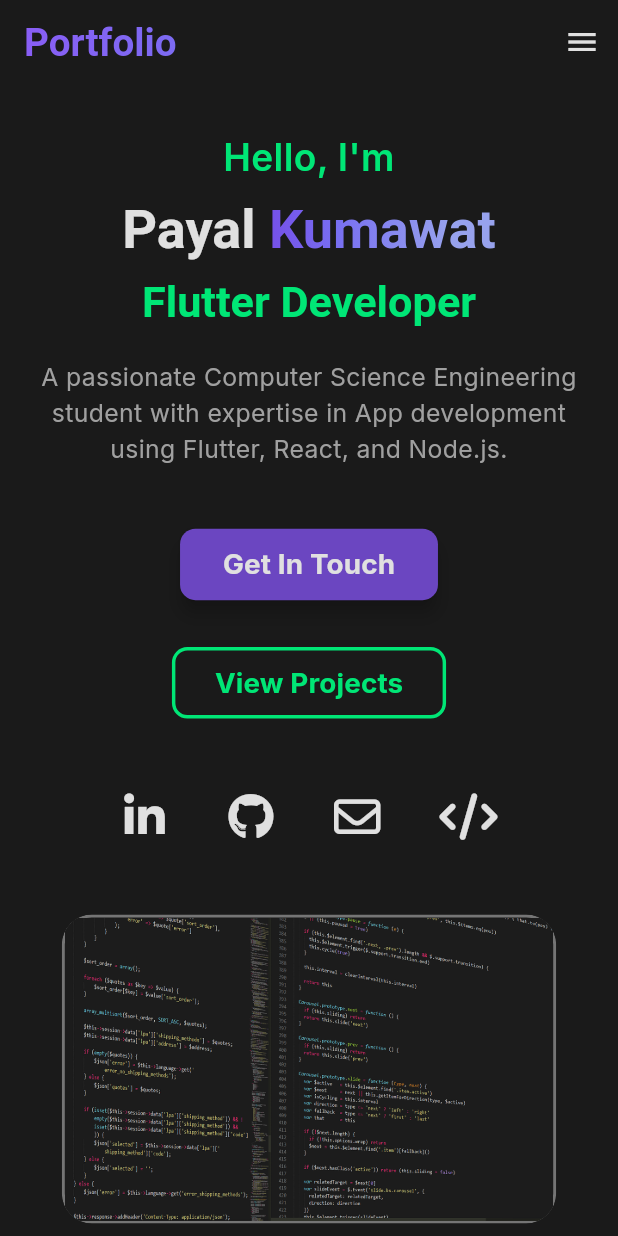
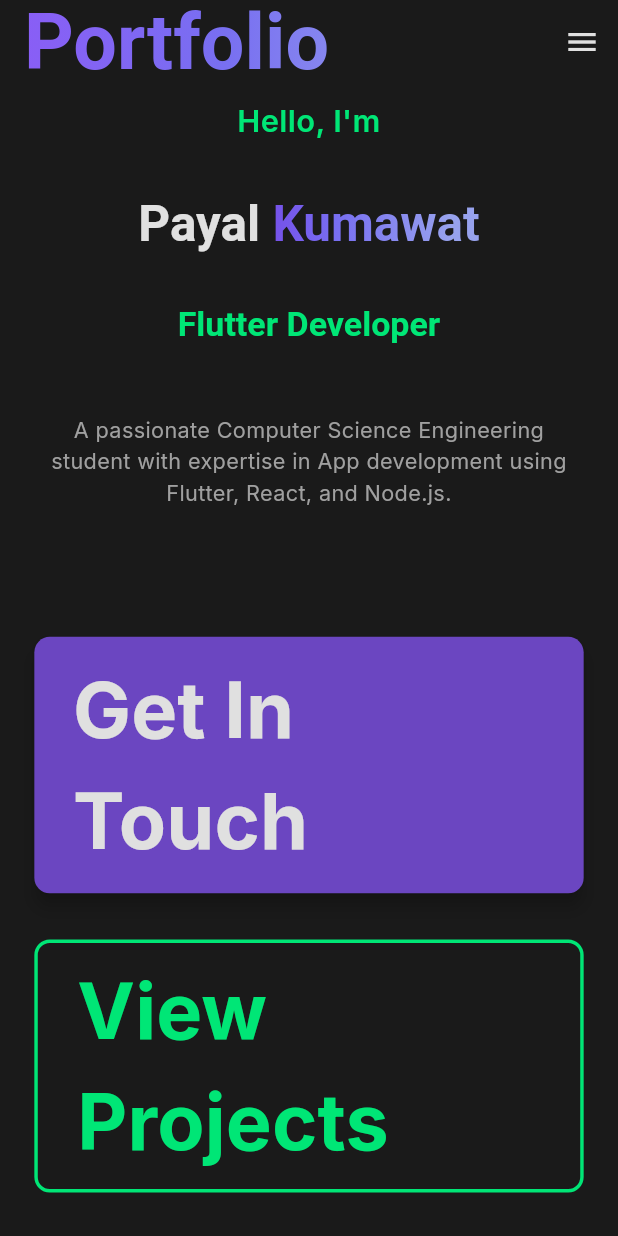
Before and after one commit to PayalKmt/my_portfolio, a Flutter app: the screen it shows after launch, on a phone screen of 412 x 824 dp. Run offline on Flutter 3.47's test engine with Material 3 defaults, Android fonts, the phone set to English and light mode, and no system bars; drawn by our look-alikes of animated_text_kit; our stand-ins replace flutter_screenutil, font_awesome_flutter, get, google_fonts; network calls fail.

Commit message:
upadted ui of drawer and about section according to mobile size

```diff
--- a/lib/app/modules/home/views/home_view.dart
+++ b/lib/app/modules/home/views/home_view.dart
@@ -34,7 +34,7 @@ class HomeView extends GetView<HomeController> {
                   text: TextSpan(
                     text: 'Portfolio',
                     style: TextStyle(
-                      fontSize: 25.sp,
+                      fontSize: 50.sp,
                       fontWeight: FontWeight.bold,
                         foreground: Paint()
                           ..shader = LinearGradient(
@@ -76,7 +76,7 @@ class HomeView extends GetView<HomeController> {
               key: controller.homeKey, // Assign GlobalKey
               padding: EdgeInsets.symmetric(
                 horizontal: isMobile ? 20.w : 80.w,
-                vertical: isMobile ? 30.h : 80.h,
+                vertical: isMobile ? 10.h : 80.h,
               ),
               child: Flex(
                 direction: isMobile ? Axis.vertical : Axis.horizontal,
@@ -99,13 +99,13 @@ class HomeView extends GetView<HomeController> {
                           "Hello, I'm",
                           style: TextStyle(
                             color: AppColors.secondaryColor,
-                            fontSize: isMobile ? 24.sp : 38.sp,
+                            fontSize: isMobile ? Get.width * 0.05 : 38.sp,
                             fontWeight: FontWeight.w600,
                           ),
                           textAlign:
                               isMobile ? TextAlign.center : TextAlign.left,
                         ),
-                        SizedBox(height: 10.h),
+                        SizedBox(height: 30.w),
                         RichText(
                           text: TextSpan(
                             children: [
@@ -113,14 +113,14 @@ class HomeView extends GetView<HomeController> {
                                 text: "Payal ",
                                 style: TextStyle(
                                   color: AppColors.textColor,
-                                  fontSize: isMobile ? 35.sp : 85.sp,
+                                  fontSize: isMobile ? Get.width * 0.08 : 85.sp,
                                   fontWeight: FontWeight.bold,
                                 ),
                               ),
                               TextSpan(
                                 text: "Kumawat",
                                 style: TextStyle(
-                                  fontSize: isMobile ? 35.sp : 85.sp,
+                                  fontSize: isMobile ? Get.width * 0.08 : 85.sp,
                                   fontWeight: FontWeight.bold,
                                   foreground: Paint()
                                     ..shader = LinearGradient(
@@ -139,11 +139,11 @@ class HomeView extends GetView<HomeController> {
                           textAlign:
                               isMobile ? TextAlign.center : TextAlign.left,
                         ),
-                        SizedBox(height: 10.h),
+                        SizedBox(height: 30.w),
                         DefaultTextStyle(
                           style: TextStyle(
                             color: AppColors.secondaryColor,
-                            fontSize: isMobile ? 28.sp : 45.sp,
+                            fontSize: isMobile ? Get.width * 0.055 : 45.sp,
                             fontWeight: FontWeight.w700
                           ),
                           textAlign: isMobile ? TextAlign.center : TextAlign.left,
@@ -156,17 +156,17 @@ class HomeView extends GetView<HomeController> {
                             ],
                           ),
                         ),
-                        SizedBox(height: 20.h),
+                        SizedBox(height: 40.w),
                         Text(
                           "A passionate Computer Science Engineering student with expertise in App development using Flutter, React, and Node.js.",
                           style: TextStyle(
                             color: AppColors.textLightColor,
-                            fontSize: isMobile ? 16.sp : 25.sp,
+                            fontSize: isMobile ? Get.width * 0.035 : 25.sp,
                           ),
                           textAlign:
                               isMobile ? TextAlign.center : TextAlign.left,
                         ),
-                        SizedBox(height: 40.h),
+                        SizedBox(height: isMobile ? 75.w : 40.h),
                         // Action Buttons
                         Wrap(
                           spacing: 30.w,
@@ -183,8 +183,8 @@ class HomeView extends GetView<HomeController> {
                               style: ElevatedButton.styleFrom(
                                 backgroundColor: AppColors.buttonColor,
                                 padding: EdgeInsets.symmetric(
-                                  horizontal: isMobile ? 25.w :38.h,
-                                  vertical: isMobile ? 10.h : 24.w,
+                                  horizontal: isMobile ? 25.h :38.h,
+                                  vertical: isMobile ? 10.w : 24.w,
                                 ),
                                 shape: RoundedRectangleBorder(
                                   borderRadius: BorderRadius.circular(10.r),
@@ -195,7 +195,7 @@ class HomeView extends GetView<HomeController> {
                                 'Get In Touch',
                                 style: TextStyle(
                                   color: AppColors.textColor,
-                                  fontSize: isMobile ? 18.sp : 25.sp,
+                                  fontSize: isMobile ? 50.sp : 25.sp,
                                   fontWeight: FontWeight.bold,
                                 ),
                               ),
@@ -221,14 +221,14 @@ class HomeView extends GetView<HomeController> {
                                 'View Projects',
                                 style: TextStyle(
                                   color: AppColors.buttonBorderColor,
-                                  fontSize: isMobile ? 18.sp : 25.sp,
+                                  fontSize: isMobile ? 50.sp : 25.sp,
                                   fontWeight: FontWeight.bold,
                                 ),
                               ),
                             ),
                           ],
                         ),
-                        SizedBox(height: isMobile ? 40.h :55.h),
+                        SizedBox(height: isMobile ? 40.w :55.h),
                         // Social Media Icons
                         Row(
                           mainAxisAlignment:
@@ -244,7 +244,7 @@ class HomeView extends GetView<HomeController> {
                               icon: FaIcon(
                                 FontAwesomeIcons.linkedinIn,
                                 color: AppColors.socialIconColor,
-                                size: isMobile ? 30.sp : 40.sp,
+                                size: isMobile ? Get.width * 0.06 : 40.sp,
                               ),
                             ),
                             SizedBox(width: 20.w),
@@ -256,7 +256,7 @@ class HomeView extends GetView<HomeController> {
                               icon: FaIcon(
                                 FontAwesomeIcons.github,
                                 color: AppColors.socialIconColor,
-                                size: isMobile ? 30.sp : 40.sp,
+                                size: isMobile ? Get.width * 0.06 : 40.sp,
                               ),
                             ),
                             SizedBox(width: 20.w),
@@ -268,7 +268,7 @@ class HomeView extends GetView<HomeController> {
                               icon: FaIcon(
                                 FontAwesomeIcons.envelope,
                                 color: AppColors.socialIconColor,
-                                size: isMobile ? 30.sp : 40.sp,
+                                size: isMobile ? Get.width * 0.06 : 40.sp,
                               ),
                             ),
                             SizedBox(width: 20.w),
@@ -280,7 +280,7 @@ class HomeView extends GetView<HomeController> {
                               icon: FaIcon(
                                 FontAwesomeIcons.code,
                                 color: AppColors.socialIconColor,
-                                size: isMobile ? 30.sp : 40.sp,
+                                size: isMobile ? Get.width * 0.06 : 40.sp,
                               ),
                             ),
                           ],
@@ -306,7 +306,7 @@ class HomeView extends GetView<HomeController> {
                               ),
                               width:
                                   isMobile
-                                      ? MediaQuery.of(context).size.width * 0.8
+                                      ? MediaQuery.of(context).size.width * 0.75
                                       : 900.w,
                               height:
                                   isMobile
@@ -347,16 +347,22 @@ class HomeView extends GetView<HomeController> {
                 ],
               ),
             ),
+            if(isMobile) SizedBox(height: Get.height * 0.05,),
             // About Section
             SizedBox(key: controller.aboutKey, child: const About()),
+            if(isMobile) SizedBox(height: Get.height * 0.05,),
             // Skills Section
             SizedBox(key: controller.skillsKey, child: const Skills()),
+            if(isMobile) SizedBox(height: Get.height * 0.05,),
             // Experience Section
             SizedBox(key: controller.experienceKey, child: const Experience()),
+            if(isMobile) SizedBox(height: Get.height * 0.05,),
             // Projects Section
             SizedBox(key: controller.projectsKey, child: const Projects()),
+            if(isMobile) SizedBox(height: Get.height * 0.05,),
             // Education Section
             SizedBox(key: controller.educationKey, child: const Education()),
+            if(isMobile) SizedBox(height: Get.height * 0.05,),
             // Contact Section
             SizedBox(key: controller.contactKey, child: const ContactMe()),
             // Footer
--- a/lib/app/modules/home/views/skills.dart
+++ b/lib/app/modules/home/views/skills.dart
@@ -2,6 +2,7 @@ import 'package:flutter/material.dart';
 import 'package:flutter_screenutil/flutter_screenutil.dart';
 import 'package:font_awesome_flutter/font_awesome_flutter.dart';
 import 'package:portfolio/utils/app_colors.dart';
+import 'package:get/get.dart';
 
 class Skills extends StatelessWidget {
   const Skills({super.key});
@@ -26,14 +27,14 @@ class Skills extends StatelessWidget {
                   text: 'My ',
                   style: TextStyle(
                     color: AppColors.textColor,
-                    fontSize: isMobile ? 30.sp : 48.sp,
+                    fontSize: isMobile ? Get.width * 0.06 : 48.sp,
                     fontWeight: FontWeight.bold,
                   ),
                 ),
                 TextSpan(
                   text: 'Skills',
                   style: TextStyle(
-                    fontSize: isMobile ? 30.sp : 48.sp,
+                    fontSize: isMobile ? Get.width * 0.06 : 48.sp,
                     fontWeight: FontWeight.bold,
                     foreground:
                     Paint()
```
Also changed, not shown: lib/app/modules/home/views/about.dart (+14 -14 lines), lib/app/modules/home/views/nav_bar.dart (+35 -22 lines).
